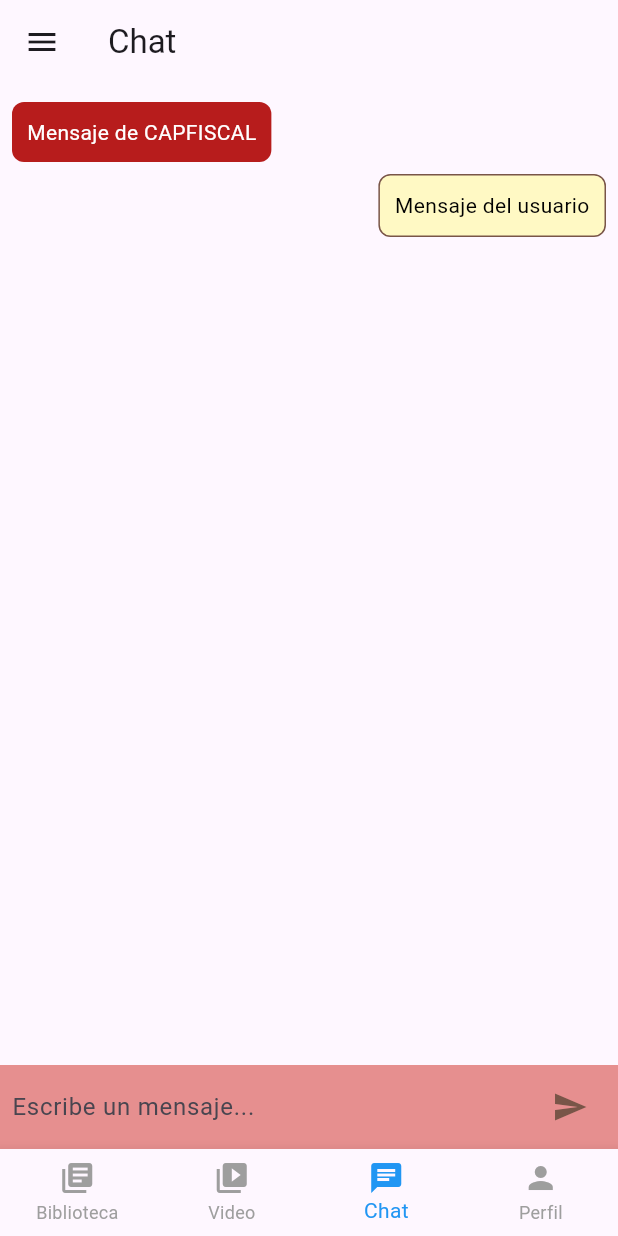
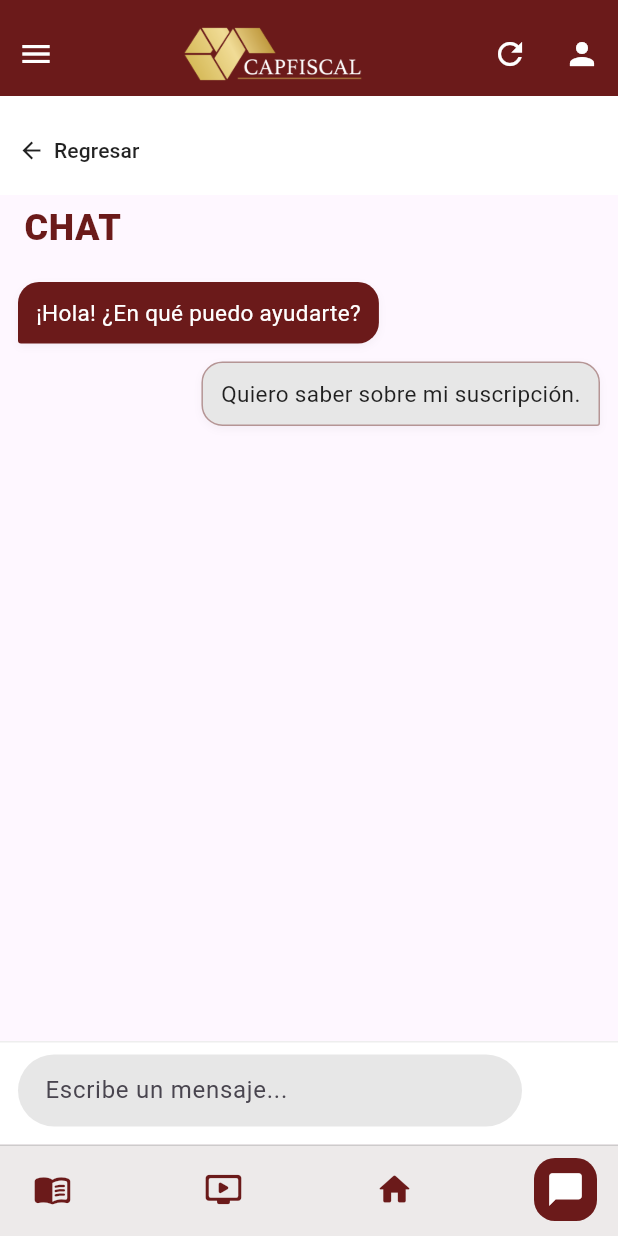
Before and after one commit to JoshVargasM3/capfiscal_app, a Flutter app: the ChatScreen screen opened by its route, on a phone screen of 412 x 824 dp. Run offline on Flutter 3.47's test engine with Material 3 defaults, Android fonts, the light colour scheme and no system bars; our stand-ins replace cloud_firestore, firebase_auth, firebase_core, firebase_storage, image_picker, open_filex and 3 more; accounts and stored records are empty.

Commit message:
Se agregaron cambios al chat screen en UI sin funcionalidad

```diff
--- a/lib/screens/chat.dart
+++ b/lib/screens/chat.dart
@@ -1,6 +1,9 @@
+// lib/screens/chat.dart
 import 'package:flutter/material.dart';
-import '../widgets/bottom_nav_bar.dart';
+
 import '../widgets/custom_drawer.dart';
+import '../widgets/app_top_bar.dart';
+import '../widgets/app_bottom_nav.dart';
 
 class ChatScreen extends StatefulWidget {
   const ChatScreen({super.key});
@@ -10,88 +13,246 @@ class ChatScreen extends StatefulWidget {
 }
 
 class _ChatScreenState extends State<ChatScreen> {
-  final List<Map<String, String>> _messages = [
-    {'sender': 'capfiscal', 'text': 'Mensaje de CAPFISCAL'},
-    {'sender': 'user', 'text': 'Mensaje del usuario'},
+  final _scaffoldKey = GlobalKey<ScaffoldState>();
+
+  // Mensajes de ejemplo. Integra tu backend cuando gustes.
+  final List<Map<String, String>> _messages = <Map<String, String>>[
+    {'sender': 'capfiscal', 'text': '¡Hola! ¿En qué puedo ayudarte?'},
+    {'sender': 'user', 'text': 'Quiero saber sobre mi suscripción.'},
   ];
 
-  final TextEditingController _controller = TextEditingController();
+  final _textCtrl = TextEditingController();
+  final _scrollCtrl = ScrollController();
+
+  static const _brand = Color(0xFF6B1A1A);
 
   void _sendMessage() {
-    if (_controller.text.trim().isEmpty) return;
+    final txt = _textCtrl.text.trim();
+    if (txt.isEmpty) return;
+
     setState(() {
-      _messages.add({'sender': 'user', 'text': _controller.text.trim()});
-      _controller.clear();
+      _messages.add({'sender': 'user', 'text': txt});
+      _textCtrl.clear();
+    });
+
+    // Desplaza la lista al final para ver el mensaje nuevo
+    Future.delayed(const Duration(milliseconds: 100), () {
+      if (_scrollCtrl.hasClients) {
+        _scrollCtrl.animateTo(
+          _scrollCtrl.position.maxScrollExtent + 60,
+          duration: const Duration(milliseconds: 300),
+          curve: Curves.easeOut,
+        );
+      }
     });
   }
 
   @override
+  void dispose() {
+    _textCtrl.dispose();
+    _scrollCtrl.dispose();
+    super.dispose();
+  }
+
+  @override
   Widget build(BuildContext context) {
+    final theme = Theme.of(context);
+
     return Scaffold(
-      appBar: AppBar(
-        title: const Text('Chat'),
-        leading: Builder(
-          builder: (context) => IconButton(
-            icon: const Icon(Icons.menu),
-            onPressed: () => Scaffold.of(context).openDrawer(),
+      key: _scaffoldKey,
+      drawer: const CustomDrawer(),
+
+      // Top bar unificado
+      appBar: CapfiscalTopBar(
+        onMenu: () => _scaffoldKey.currentState?.openDrawer(),
+        onRefresh: () => setState(() {}), // aquí puedes recargar mensajes
+        onProfile: () => Navigator.of(context).pushNamed('/perfil'),
+      ),
+
+      body: Column(
+        crossAxisAlignment: CrossAxisAlignment.stretch,
+        children: [
+          // Barra "Regresar"
+          Container(
+            color: Colors.white,
+            padding: const EdgeInsets.fromLTRB(12, 12, 12, 6),
+            child: Row(
+              children: [
+                const Icon(Icons.arrow_back, size: 18),
+                const SizedBox(width: 6),
+                TextButton(
+                  style: TextButton.styleFrom(
+                    padding: EdgeInsets.zero,
+                    minimumSize: const Size(0, 0),
+                  ),
+                  onPressed: () => Navigator.of(context).maybePop(),
+                  child: const Text('Regresar',
+                      style: TextStyle(color: Colors.black87)),
+                ),
+              ],
+            ),
+          ),
+
+          // Título
+          Padding(
+            padding: const EdgeInsets.fromLTRB(16, 6, 16, 6),
+            child: Text(
+              'CHAT',
+              style: theme.textTheme.headlineSmall?.copyWith(
+                fontWeight: FontWeight.w800,
+                letterSpacing: .5,
+                color: _brand,
               ),
             ),
           ),
-      drawer: const CustomDrawer(),
-      body: Column(
-        children: [
+
+          // Lista de mensajes
           Expanded(
             child: ListView.builder(
-              padding: const EdgeInsets.all(8),
+              controller: _scrollCtrl,
+              padding: const EdgeInsets.fromLTRB(12, 8, 12, 8),
               itemCount: _messages.length,
-              itemBuilder: (ctx, index) {
-                final message = _messages[index];
-                final isCapfiscal = message['sender'] == 'capfiscal';
-                return Align(
-                  alignment: isCapfiscal ? Alignment.centerLeft : Alignment.centerRight,
-                  child: Container(
-                    margin: const EdgeInsets.symmetric(vertical: 4),
-                    padding: const EdgeInsets.all(10),
-                    decoration: BoxDecoration(
-                      color: isCapfiscal ? Colors.red[900] : Colors.yellow[100],
-                      borderRadius: BorderRadius.circular(8),
-                      border: isCapfiscal ? null : Border.all(color: Colors.brown),
-                    ),
-                    child: Text(
-                      message['text']!,
-                      style: TextStyle(
-                        color: isCapfiscal ? Colors.white : Colors.black,
-                      ),
-                    ),
-                  ),
+              itemBuilder: (ctx, i) {
+                final msg = _messages[i];
+                final isCapfiscal = msg['sender'] == 'capfiscal';
+                return _MessageBubble(
+                  text: msg['text'] ?? '',
+                  isCapfiscal: isCapfiscal,
                 );
               },
             ),
           ),
-          Container(
-            color: const Color.fromARGB(255, 230, 143, 143),
-            padding: const EdgeInsets.symmetric(horizontal: 8, vertical: 4),
+
+          // Caja de texto + enviar
+          SafeArea(
+            top: false,
+            child: Container(
+              padding: const EdgeInsets.fromLTRB(12, 8, 12, 12),
+              decoration: const BoxDecoration(
+                color: Colors.white,
+                border: Border(
+                  top: BorderSide(color: Color(0x11000000)),
+                ),
+              ),
               child: Row(
                 children: [
                   Expanded(
                     child: TextField(
-                    controller: _controller,
-                    decoration: const InputDecoration(
+                      controller: _textCtrl,
+                      minLines: 1,
+                      maxLines: 5,
+                      onSubmitted: (_) => _sendMessage(),
+                      decoration: InputDecoration(
                         hintText: 'Escribe un mensaje...',
-                      border: InputBorder.none,
+                        filled: true,
+                        fillColor: const Color(0xFFE7E7E7),
+                        contentPadding: const EdgeInsets.symmetric(
+                            horizontal: 14, vertical: 12),
+                        border: OutlineInputBorder(
+                          borderRadius: BorderRadius.circular(24),
+                          borderSide: BorderSide.none,
                         ),
                       ),
                     ),
-                IconButton(
-                  icon: const Icon(Icons.send, color: Colors.brown),
+                  ),
+                  const SizedBox(width: 8),
+                  SizedBox(
+                    height: 44,
+                    width: 44,
+                    child: Ink(
+                      decoration: const ShapeDecoration(
+                        color: _brand,
+                        shape: CircleBorder(),
+                      ),
+                      child: IconButton(
+                        tooltip: 'Enviar',
                         onPressed: _sendMessage,
+                        icon: const Icon(Icons.send, color: Colors.white),
+                      ),
+                    ),
                   ),
                 ],
               ),
             ),
+          ),
         ],
       ),
-      bottomNavigationBar: const BottomNavBar(currentIndex: 2),
+
+      // Bottom nav unificado
+      bottomNavigationBar: CapfiscalBottomNav(
+        currentIndex: 3, // Chat
+        onTap: (i) {
+          switch (i) {
+            case 0:
+              Navigator.pushReplacementNamed(context, '/biblioteca');
+              break;
+            case 1:
+              Navigator.pushReplacementNamed(context, '/video');
+              break;
+            case 2:
+              // Si tienes Home, ve a Home. De momento regresamos a biblioteca.
+              Navigator.pushReplacementNamed(context, '/biblioteca');
+              break;
+            case 3:
+              // Ya estás en chat
+              break;
+          }
+        },
+      ),
     );
   }
 }
+
+/// Burbuja de mensaje con estilos de la app
+class _MessageBubble extends StatelessWidget {
+  const _MessageBubble({
+    required this.text,
+    required this.isCapfiscal,
+  });
+
+  final String text;
+  final bool isCapfiscal;
+
+  static const _brand = Color(0xFF6B1A1A);
+
+  @override
+  Widget build(BuildContext context) {
+    final bg = isCapfiscal ? _brand : const Color(0xFFE7E7E7);
+    final fg = isCapfiscal ? Colors.white : Colors.black87;
+    final align = isCapfiscal ? Alignment.centerLeft : Alignment.centerRight;
+
+    final radius = BorderRadius.only(
+      topLeft: const Radius.circular(14),
+      topRight: const Radius.circular(14),
+      bottomLeft:
+          isCapfiscal ? const Radius.circular(2) : const Radius.circular(14),
+      bottomRight:
+          isCapfiscal ? const Radius.circular(14) : const Radius.circular(2),
+    );
+
+    return Align(
+      alignment: align,
+      child: Container(
+        margin: const EdgeInsets.symmetric(vertical: 6),
+        padding: const EdgeInsets.symmetric(horizontal: 12, vertical: 10),
+        decoration: BoxDecoration(
+          color: bg,
+          borderRadius: radius,
+          border:
+              isCapfiscal ? null : Border.all(color: _brand.withOpacity(.4)),
+          boxShadow: [
+            BoxShadow(
+              color: Colors.black.withOpacity(.04),
+              blurRadius: 4,
+              offset: const Offset(0, 2),
+            ),
+          ],
+        ),
+        constraints: BoxConstraints(
+          maxWidth: MediaQuery.of(context).size.width * 0.78,
+        ),
+        child: Text(text, style: TextStyle(color: fg, fontSize: 15)),
+      ),
+    );
+  }
+}
```
Lines whose indentation alone changed are shown as unchanged.
